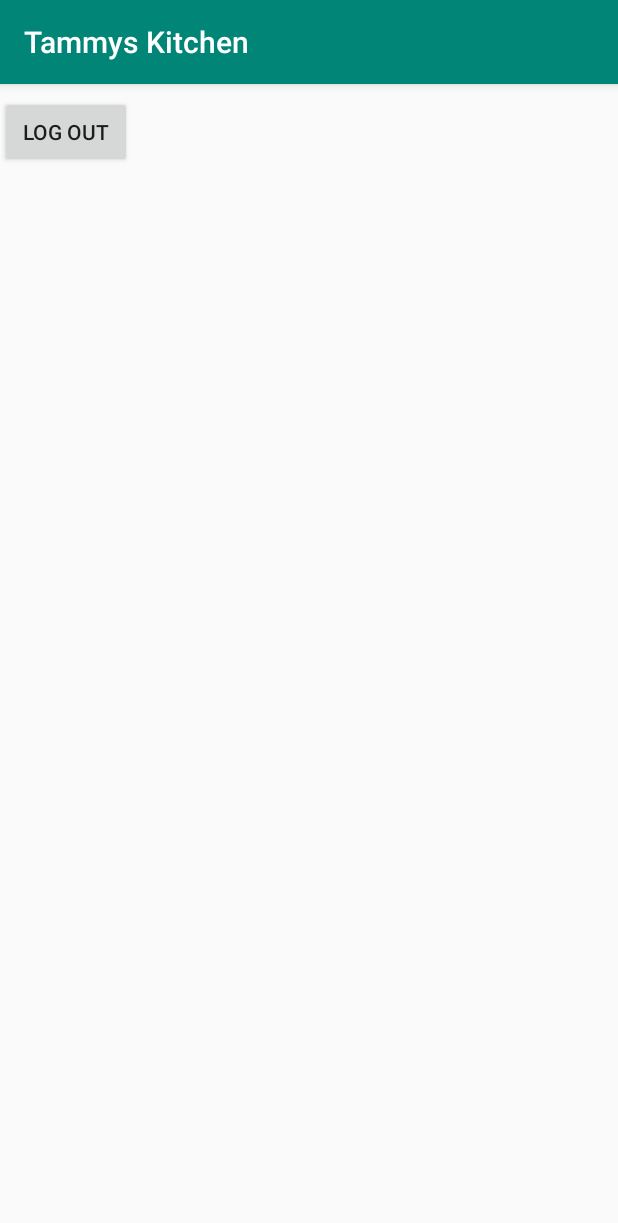
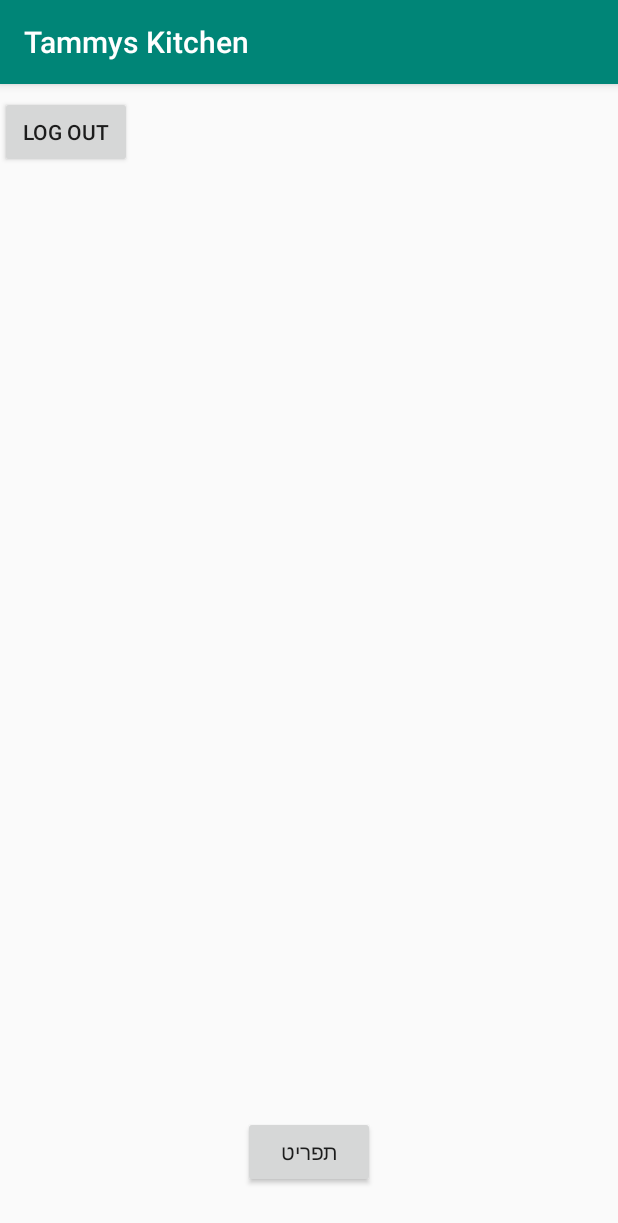
Before and after one commit to D8ug/tammys_kitchen, an Android app: the screen it shows after launch (MainMenuActivity), on a phone screen of 412 x 824 dp. Shown: the top 1223 px of the screen. Run offline under Robolectric (Android 15) with nearby library versions, the phone set to English and light mode, and no system bars; our stand-ins replace Firebase (no records; nobody signed in at launch, a user with empty details on screens opened directly).

Commit message:
Version 0.1.1.3
added a temp go to menu button in the main menu activity

```diff
--- a/app/src/main/java/com/schoolproject/tammyskitchen/MainMenuActivity.kt
+++ b/app/src/main/java/com/schoolproject/tammyskitchen/MainMenuActivity.kt
@@ -41,5 +41,10 @@ class MainMenuActivity : AppCompatActivity() {
             startActivity(intent)
             finish()
         }
+
+        menu_button.setOnClickListener {
+            val intent = Intent(this, MenuActivity::class.java)
+            startActivity(intent)
+        }
     }
 }
--- a/app/src/main/res/layout/activity_main_menu.xml
+++ b/app/src/main/res/layout/activity_main_menu.xml
@@ -14,4 +14,14 @@
         android:text="log out"
         app:layout_constraintStart_toStartOf="parent"
         app:layout_constraintTop_toTopOf="parent" />
+
+    <Button
+        android:id="@+id/menu_button"
+        android:layout_width="wrap_content"
+        android:layout_height="wrap_content"
+        android:layout_marginBottom="32dp"
+        android:text="תפריט"
+        app:layout_constraintBottom_toBottomOf="parent"
+        app:layout_constraintEnd_toEndOf="parent"
+        app:layout_constraintStart_toStartOf="parent" />
 </androidx.constraintlayout.widget.ConstraintLayout>
```
